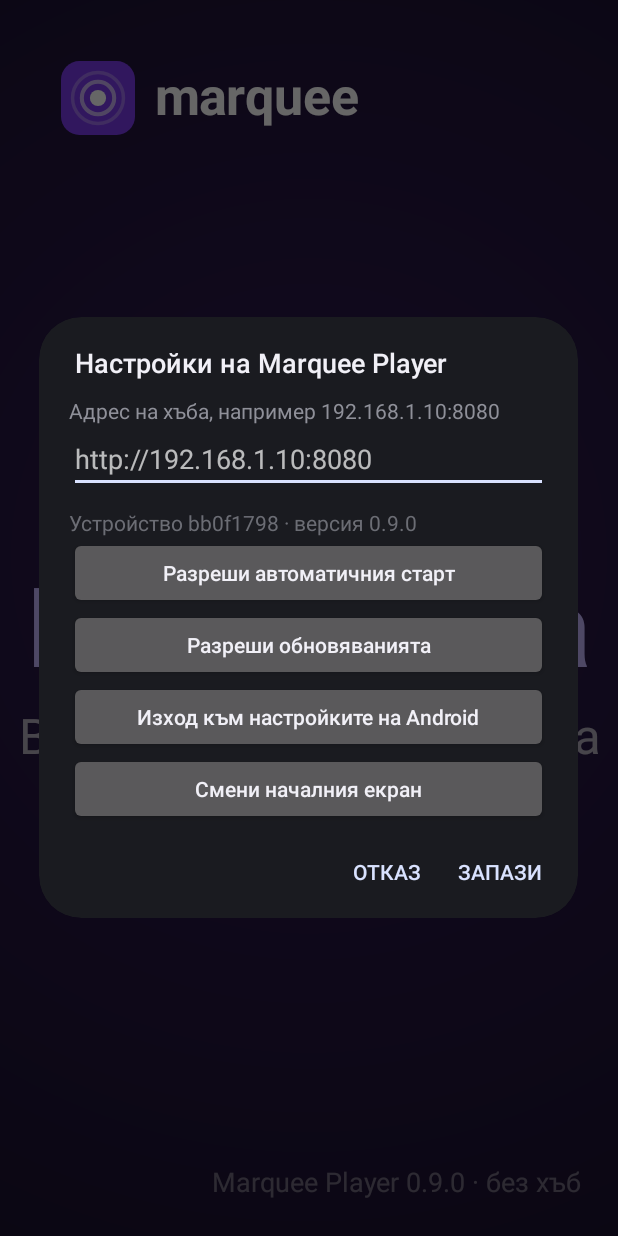
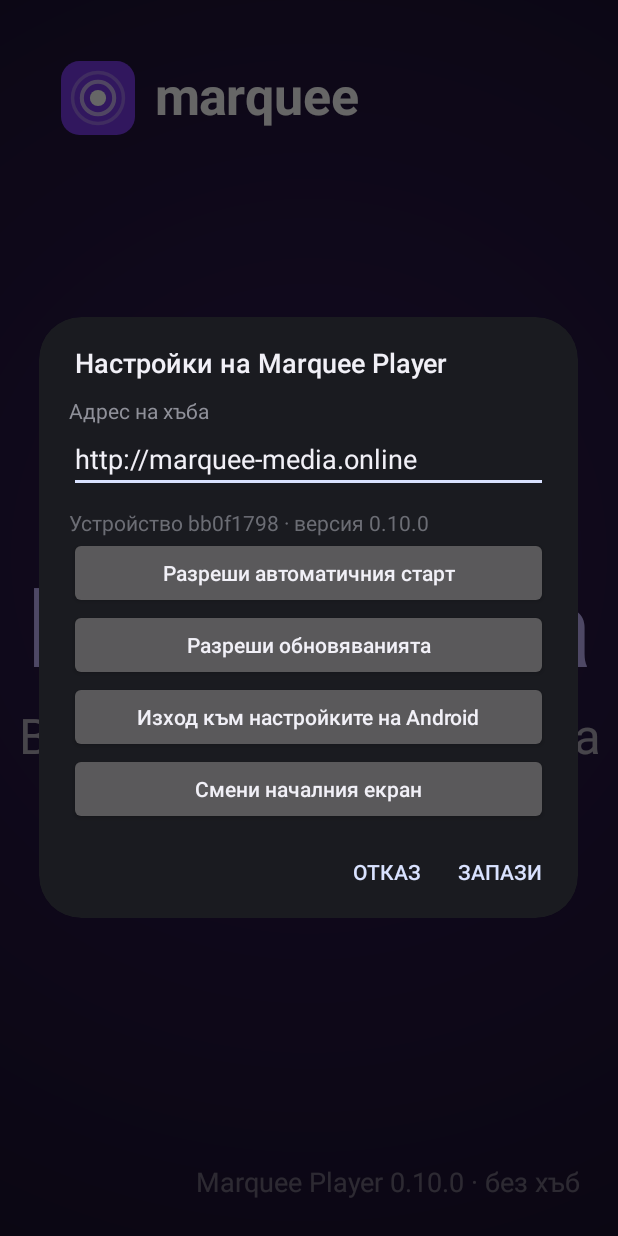
Before and after one commit to JoroIlchev/Go-test, an Android app: the screen it shows after launch (MainActivity), on a phone screen of 412 x 824 dp. Run offline under Robolectric (Android 15) with nearby library versions, the phone set to English and light mode, and no system bars.

Commit message:
Marquee Player 0.10.0: marquee-media.online as the default hub address
The settings field starts with http://marquee-media.online instead of an
example IP, so a new TV or box only needs Save.

```diff
--- a/android/app/build.gradle.kts
+++ b/android/app/build.gradle.kts
@@ -21,8 +21,8 @@ android {
         applicationId = "app.marquee.player"
         minSdk = 25 // Android 7.1
         targetSdk = 36
-        versionCode = 9
-        versionName = "0.9.0"
+        versionCode = 10
+        versionName = "0.10.0"
     }
 
     signingConfigs {
--- a/android/app/src/main/java/app/marquee/player/MainActivity.kt
+++ b/android/app/src/main/java/app/marquee/player/MainActivity.kt
@@ -224,9 +224,10 @@ class MainActivity : Activity(), Syncer.Listener {
         if (dialog?.isShowing == true) return
         val pad = (resources.displayMetrics.density * 20).toInt()
         val input = EditText(this).apply {
-            setText(settings.hubUrl)
+            setText(settings.hubUrl.ifEmpty { Settings.DEFAULT_HUB })
+            setSelection(text.length)
             inputType = InputType.TYPE_CLASS_TEXT or InputType.TYPE_TEXT_VARIATION_URI
-            hint = "http://192.168.1.10:8080"
+            hint = Settings.DEFAULT_HUB
             setSingleLine()
         }
         val about = TextView(this).apply {
--- a/android/app/src/main/java/app/marquee/player/Settings.kt
+++ b/android/app/src/main/java/app/marquee/player/Settings.kt
@@ -30,6 +30,9 @@ class Settings(context: Context) {
         private const val KEY_HUB = "hub_url"
         private const val KEY_LANG = "lang"
 
+        /** Offered in the settings until someone types another hub. */
+        const val DEFAULT_HUB = "http://marquee-media.online"
+
         /** "192.168.1.5:8080" → "http://192.168.1.5:8080"; no trailing slash. */
         fun normalizeHub(raw: String): String {
             var s = raw.trim().trimEnd('/')
--- a/android/app/src/main/res/values/strings.xml
+++ b/android/app/src/main/res/values/strings.xml
@@ -19,7 +19,7 @@
     <string name="no_name">Без име</string>
     <string name="waiting">Очаква съдържание</string>
     <string name="about">Устройство %1$s · версия %2$s</string>
-    <string name="hub_label">Адрес на хъба, например 192.168.1.10:8080</string>
+    <string name="hub_label">Адрес на хъба</string>
     <string name="settings_title">Настройки на Marquee Player</string>
     <string name="save">Запази</string>
     <string name="cancel">Отказ</string>
```
Also changed, not shown: 1 other file.
